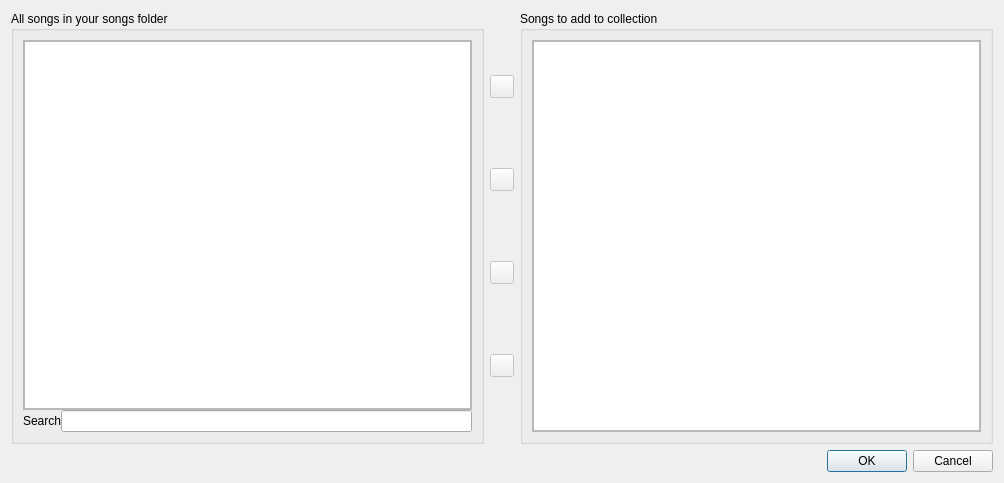
This is ui_designs/addsongs.ui in Kurocon/Osu-Collections-Editor as Qt 5 draws it before an edit. The edited form follows.
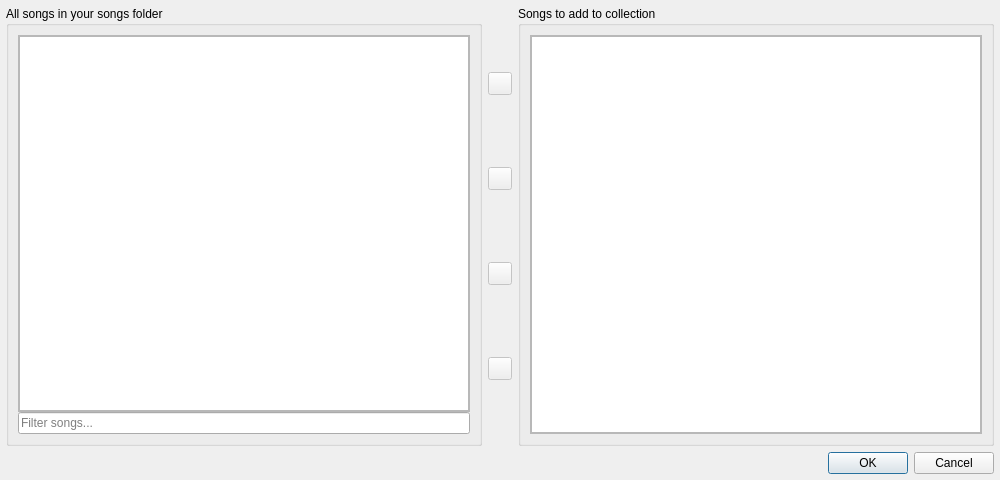
This is the edited form. Icons and pictures are not drawn.

Commit message:
Added caching to the add songs dialog. The dialog now only needs to load once. Detailed changes below:
gui:
  - AddSongs: Upgraded layout to a MainWindow from a Dialog

gui_controller:
  - AddSongs: Upgraded from a dialog to a mainwindow. Moved loading dialog spawning to this class, as it makes more sense.
  - Loading: Added debug logging rule
  - Main: Made add_song_window persistent
  - Startup: Added debug logging rule

ui_designs:
  - Updated design for addsongs window

Patch:
```diff
--- a/ui_designs/addsongs.ui
+++ b/ui_designs/addsongs.ui
@@ -1,13 +1,13 @@
 <?xml version="1.0" encoding="UTF-8"?>
 <ui version="4.0">
  <class>AddSongs</class>
- <widget class="QDialog" name="AddSongs">
+ <widget class="QMainWindow" name="AddSongs">
   <property name="geometry">
    <rect>
     <x>0</x>
     <y>0</y>
-    <width>1004</width>
-    <height>483</height>
+    <width>1000</width>
+    <height>480</height>
    </rect>
   </property>
   <property name="windowTitle">
@@ -17,7 +17,20 @@
    <iconset>
     <normaloff>icons/oce.png</normaloff>icons/oce.png</iconset>
   </property>
-  <layout class="QVBoxLayout" name="verticalLayout_6">
+  <widget class="QWidget" name="centralwidget">
+   <layout class="QVBoxLayout" name="verticalLayout_2">
+    <property name="leftMargin">
+     <number>6</number>
+    </property>
+    <property name="topMargin">
+     <number>6</number>
+    </property>
+    <property name="rightMargin">
+     <number>6</number>
+    </property>
+    <property name="bottomMargin">
+     <number>6</number>
+    </property>
    <item>
     <layout class="QVBoxLayout" name="global_layout">
      <item>
@@ -27,7 +40,7 @@
          <property name="title">
           <string>All songs in your songs folder</string>
          </property>
-         <layout class="QVBoxLayout" name="verticalLayout">
+          <layout class="QVBoxLayout" name="verticalLayout_4">
           <property name="spacing">
            <number>0</number>
           </property>
@@ -41,11 +54,11 @@
               <rect>
                <x>0</x>
                <y>0</y>
-               <width>441</width>
-               <height>364</height>
-              </rect>
-             </property>
-             <layout class="QVBoxLayout" name="verticalLayout_3">
+                <width>442</width>
+                <height>367</height>
+               </rect>
+              </property>
+              <layout class="QVBoxLayout" name="verticalLayout_5">
               <property name="spacing">
                <number>0</number>
               </property>
@@ -83,15 +96,12 @@
           <item>
            <layout class="QHBoxLayout" name="allsongs_search_layout">
             <item>
-             <widget class="QLabel" name="allsongs_search_label">
-              <property name="text">
-               <string>Search</string>
+              <widget class="QLineEdit" name="allsongs_search_field">
+               <property name="placeholderText">
+                <string>Filter songs...</string>
               </property>
              </widget>
             </item>
-            <item>
-             <widget class="QLineEdit" name="allsongs_search_field"/>
-            </item>
            </layout>
           </item>
          </layout>
@@ -107,9 +117,6 @@
            <property name="toolTip">
             <string>Add all maps in the mapset of selected map.</string>
            </property>
-           <property name="statusTip">
-            <string/>
-           </property>
            <property name="text">
             <string/>
            </property>
@@ -127,9 +134,6 @@
            <property name="toolTip">
             <string>Add selected beatmap or mapset.</string>
            </property>
-           <property name="statusTip">
-            <string/>
-           </property>
            <property name="text">
             <string/>
            </property>
@@ -147,9 +151,6 @@
            <property name="toolTip">
             <string>Remove selected beatmap or mapset.</string>
            </property>
-           <property name="statusTip">
-            <string/>
-           </property>
            <property name="text">
             <string/>
            </property>
@@ -167,9 +168,6 @@
            <property name="toolTip">
             <string>Remove all maps in the mapset of selected map.</string>
            </property>
-           <property name="statusTip">
-            <string/>
-           </property>
            <property name="text">
             <string/>
            </property>
@@ -186,7 +184,7 @@
          <property name="title">
           <string>Songs to add to collection</string>
          </property>
-         <layout class="QVBoxLayout" name="verticalLayout_4">
+          <layout class="QVBoxLayout" name="verticalLayout_3">
           <property name="spacing">
            <number>0</number>
           </property>
@@ -200,11 +198,11 @@
               <rect>
                <x>0</x>
                <y>0</y>
-               <width>441</width>
-               <height>391</height>
-              </rect>
-             </property>
-             <layout class="QVBoxLayout" name="verticalLayout_5">
+                <width>442</width>
+                <height>394</height>
+               </rect>
+              </property>
+              <layout class="QVBoxLayout" name="verticalLayout_6">
               <property name="spacing">
                <number>0</number>
               </property>
@@ -246,9 +244,6 @@
      </item>
      <item>
       <widget class="QDialogButtonBox" name="confirmation_buttons">
-       <property name="orientation">
-        <enum>Qt::Horizontal</enum>
-       </property>
        <property name="standardButtons">
         <set>QDialogButtonBox::Cancel|QDialogButtonBox::Ok</set>
        </property>
@@ -258,6 +253,7 @@
    </item>
   </layout>
  </widget>
+ </widget>
  <resources/>
  <connections>
   <connection>
```
Left out of the diff: 35 changed lines with no effect on the pictures. Lines whose indentation alone changed are shown as unchanged. The commit also changes 5 other files.
